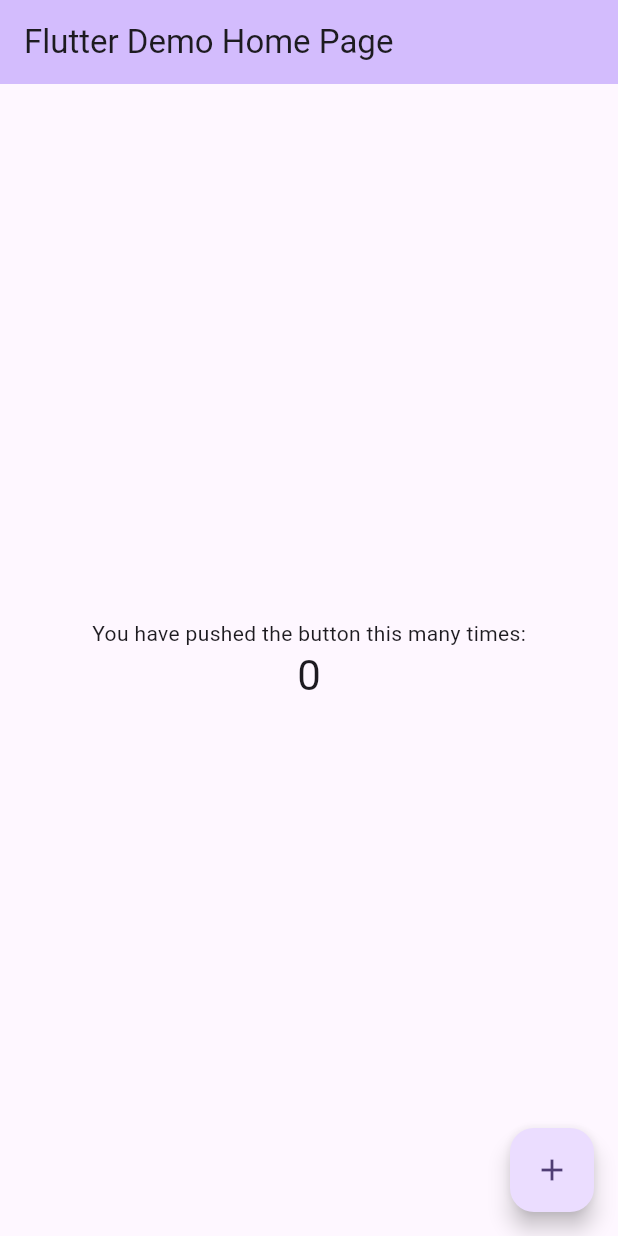
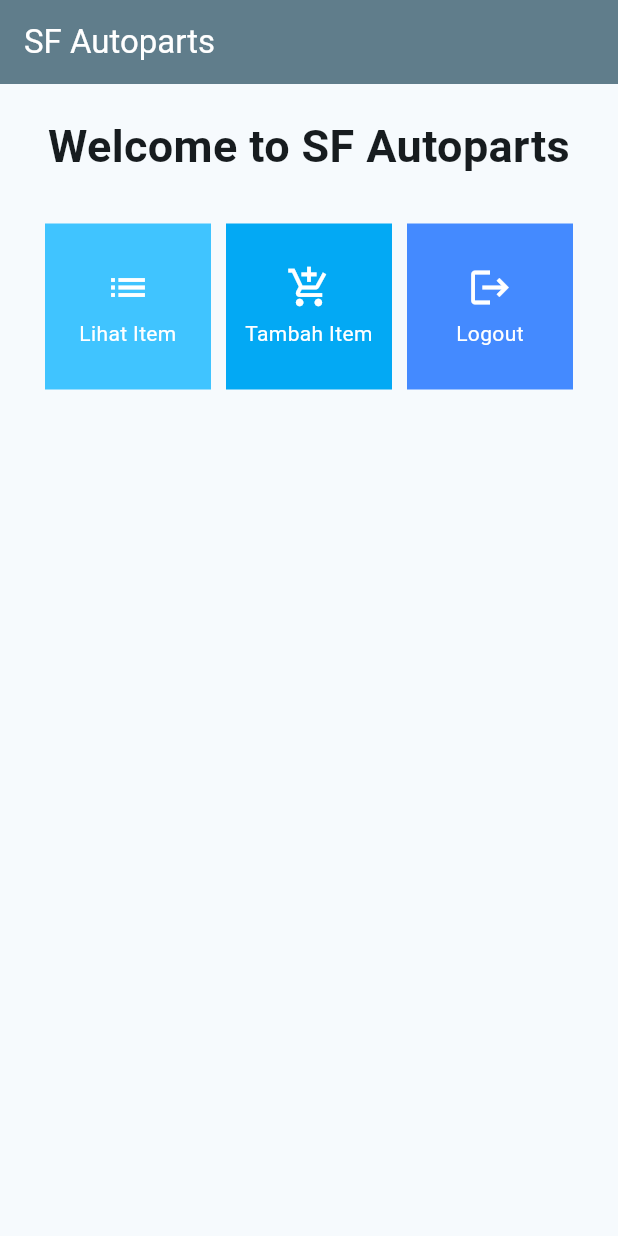
Before and after one commit to SamuelFarrel/sf-autoparts-mobile, a Flutter app: the screen it shows after launch, on a phone screen of 412 x 824 dp. Run offline on Flutter 3.47's test engine with Material 2 defaults, Android fonts, the phone set to English and light mode, and no system bars.

Commit message:
tugas 7 checklist done

```diff
--- a/lib/main.dart
+++ b/lib/main.dart
@@ -1,4 +1,5 @@
 import 'package:flutter/material.dart';
+import 'package:sf_autoparts/menu.dart';
 
 void main() {
   runApp(const MyApp());
@@ -28,98 +29,10 @@
         //
         // This works for code too, not just values: Most code changes can be
         // tested with just a hot reload.
-        colorScheme: ColorScheme.fromSeed(seedColor: Colors.deepPurple),
+        colorScheme: ColorScheme.fromSeed(seedColor: Colors.blueGrey),
         useMaterial3: true,
       ),
-      home: const MyHomePage(title: 'Flutter Demo Home Page'),
+      home: MyHomePage(),
     );
   }
 }
-
-class MyHomePage extends StatefulWidget {
-  const MyHomePage({super.key, required this.title});
-
-  // This widget is the home page of your application. It is stateful, meaning
-  // that it has a State object (defined below) that contains fields that affect
-  // how it looks.
-
-  // This class is the configuration for the state. It holds the values (in this
-  // case the title) provided by the parent (in this case the App widget) and
-  // used by the build method of the State. Fields in a Widget subclass are
-  // always marked "final".
-
-  final String title;
-
-  @override
-  State<MyHomePage> createState() => _MyHomePageState();
-}
-
-class _MyHomePageState extends State<MyHomePage> {
-  int _counter = 0;
-
-  void _incrementCounter() {
-    setState(() {
-      // This call to setState tells the Flutter framework that something has
-      // changed in this State, which causes it to rerun the build method below
-      // so that the display can reflect the updated values. If we changed
-      // _counter without calling setState(), then the build method would not be
-      // called again, and so nothing would appear to happen.
-      _counter++;
-    });
-  }
-
-  @override
-  Widget build(BuildContext context) {
-    // This method is rerun every time setState is called, for instance as done
-    // by the _incrementCounter method above.
-    //
-    // The Flutter framework has been optimized to make rerunning build methods
-    // fast, so that you can just rebuild anything that needs updating rather
-    // than having to individually change instances of widgets.
-    return Scaffold(
-      appBar: AppBar(
-        // TRY THIS: Try changing the color here to a specific color (to
-        // Colors.amber, perhaps?) and trigger a hot reload to see the AppBar
-        // change color while the other colors stay the same.
-        backgroundColor: Theme.of(context).colorScheme.inversePrimary,
-        // Here we take the value from the MyHomePage object that was created by
-        // the App.build method, and use it to set our appbar title.
-        title: Text(widget.title),
-      ),
-      body: Center(
-        // Center is a layout widget. It takes a single child and positions it
-        // in the middle of the parent.
-        child: Column(
-          // Column is also a layout widget. It takes a list of children and
-          // arranges them vertically. By default, it sizes itself to fit its
-          // children horizontally, and tries to be as tall as its parent.
-          //
-          // Column has various properties to control how it sizes itself and
-          // how it positions its children. Here we use mainAxisAlignment to
-          // center the children vertically; the main axis here is the vertical
-          // axis because Columns are vertical (the cross axis would be
-          // horizontal).
-          //
-          // TRY THIS: Invoke "debug painting" (choose the "Toggle Debug Paint"
-          // action in the IDE, or press "p" in the console), to see the
-          // wireframe for each widget.
-          mainAxisAlignment: MainAxisAlignment.center,
-          children: <Widget>[
-            const Text(
-              'You have pushed the button this many times:',
-            ),
-            Text(
-              '$_counter',
-              style: Theme.of(context).textTheme.headlineMedium,
-            ),
-          ],
-        ),
-      ),
-      floatingActionButton: FloatingActionButton(
-        onPressed: _incrementCounter,
-        tooltip: 'Increment',
-        child: const Icon(Icons.add),
-      ), // This trailing comma makes auto-formatting nicer for build methods.
-    );
-  }
-}
--- /dev/null
+++ b/lib/menu.dart
@@ -0,0 +1,125 @@
+import 'package:flutter/material.dart';
+
+class MyHomePage extends StatelessWidget {
+  MyHomePage({Key? key}) : super(key: key);
+  final List<ShopItem> items = [
+    ShopItem("Lihat Item", Icons.list,Colors.lightBlueAccent),
+    ShopItem("Tambah Item", Icons.add_shopping_cart,Colors.lightBlue),
+    ShopItem("Logout", Icons.logout,Colors.blueAccent),
+  ];
+
+  // This widget is the home page of your application. It is stateful, meaning
+  // that it has a State object (defined below) that contains fields that affect
+  // how it looks.
+
+  // This class is the configuration for the state. It holds the values (in this
+  // case the title) provided by the parent (in this case the App widget) and
+  // used by the build method of the State. Fields in a Widget subclass are
+  // always marked "final".
+
+
+  @override
+  Widget build(BuildContext context) {
+    return Scaffold(
+      appBar: AppBar(
+        title: const Text(
+          'SF Autoparts',
+          style: TextStyle(
+            color: Colors.white
+          ),
+        ),
+        backgroundColor: Colors.blueGrey,
+      ),
+      body: SingleChildScrollView(
+        // Widget wrapper yang dapat discroll
+        child: Padding(
+          padding: const EdgeInsets.all(10.0), // Set padding dari halaman
+          child: Column(
+            // Widget untuk menampilkan children secara vertikal
+            children: <Widget>[
+              const Padding(
+                padding: EdgeInsets.only(top: 10.0, bottom: 10.0),
+                // Widget Text untuk menampilkan tulisan dengan alignment center dan style yang sesuai
+                child: Text(
+                  'Welcome to SF Autoparts', // Text yang menandakan toko
+                  textAlign: TextAlign.center,
+                  style: TextStyle(
+                    fontSize: 30,
+                    fontWeight: FontWeight.bold,
+                  ),
+                ),
+              ),
+              // Grid layout
+              GridView.count(
+                // Container pada card kita.
+                primary: true,
+                padding: const EdgeInsets.all(20),
+                crossAxisSpacing: 10,
+                mainAxisSpacing: 10,
+                crossAxisCount: 3,
+                shrinkWrap: true,
+                children: items.map((ShopItem item) {
+                  // Iterasi untuk setiap item
+                  return ShopCard(item);
+                }).toList(),
+              ),
+            ],
+          ),
+        ),
+      ),
+    );
+  }
+}
+
+class ShopItem {
+  final String name;
+  final IconData icon;
+  final Color color;
+
+  ShopItem(this.name, this.icon,this.color);
+}
+
+class ShopCard extends StatelessWidget {
+  final ShopItem item;
+
+  const ShopCard(this.item, {super.key}); // Constructor
+
+  @override
+  Widget build(BuildContext context) {
+    return Material(
+      color: item.color,
+      child: InkWell(
+        // Area responsive terhadap sentuhan
+        onTap: () {
+          // Memunculkan SnackBar ketika diklik
+          ScaffoldMessenger.of(context)
+            ..hideCurrentSnackBar()
+            ..showSnackBar(SnackBar(
+                content: Text("Kamu telah menekan tombol ${item.name}!")));
+        },
+        child: Container(
+          // Container untuk menyimpan Icon dan Text
+          padding: const EdgeInsets.all(8),
+          child: Center(
+            child: Column(
+              mainAxisAlignment: MainAxisAlignment.center,
+              children: [
+                Icon(
+                  item.icon,
+                  color: Colors.white,
+                  size: 30.0,
+                ),
+                const Padding(padding: EdgeInsets.all(3)),
+                Text(
+                  item.name,
+                  textAlign: TextAlign.center,
+                  style: const TextStyle(color: Colors.white),
+                ),
+              ],
+            ),
+          ),
+        ),
+      ),
+    );
+  }
+}
```
